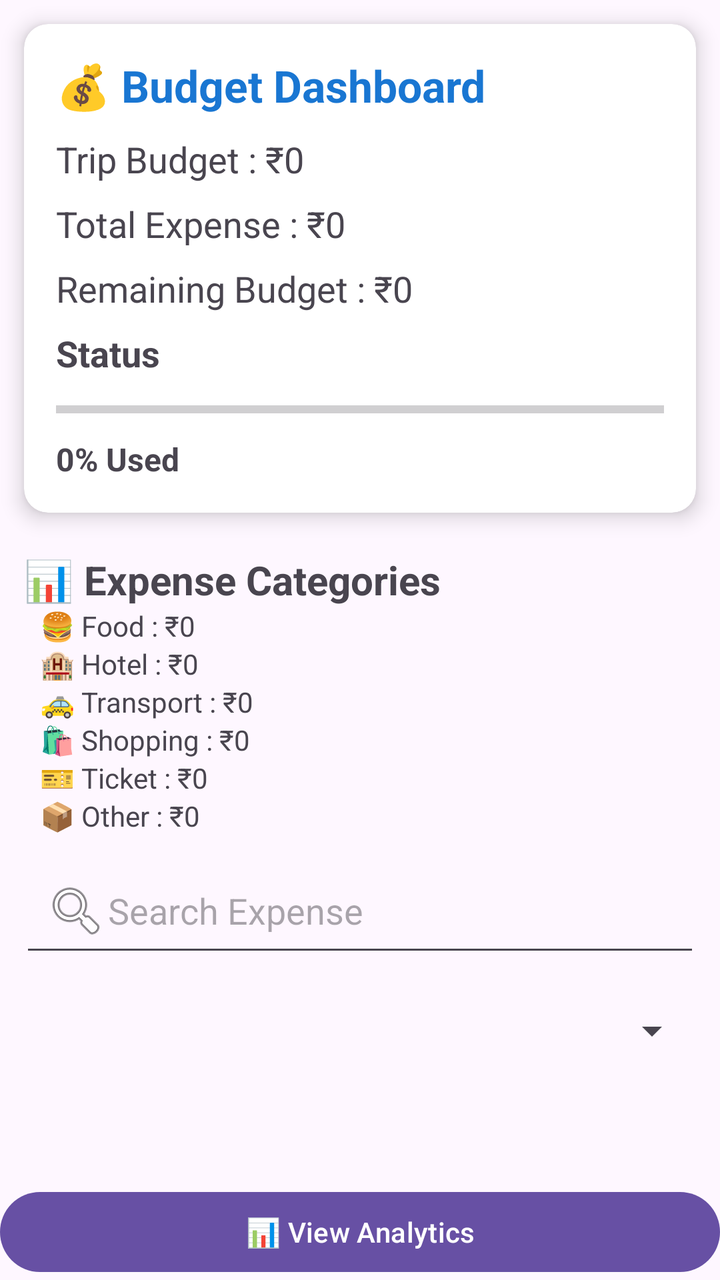
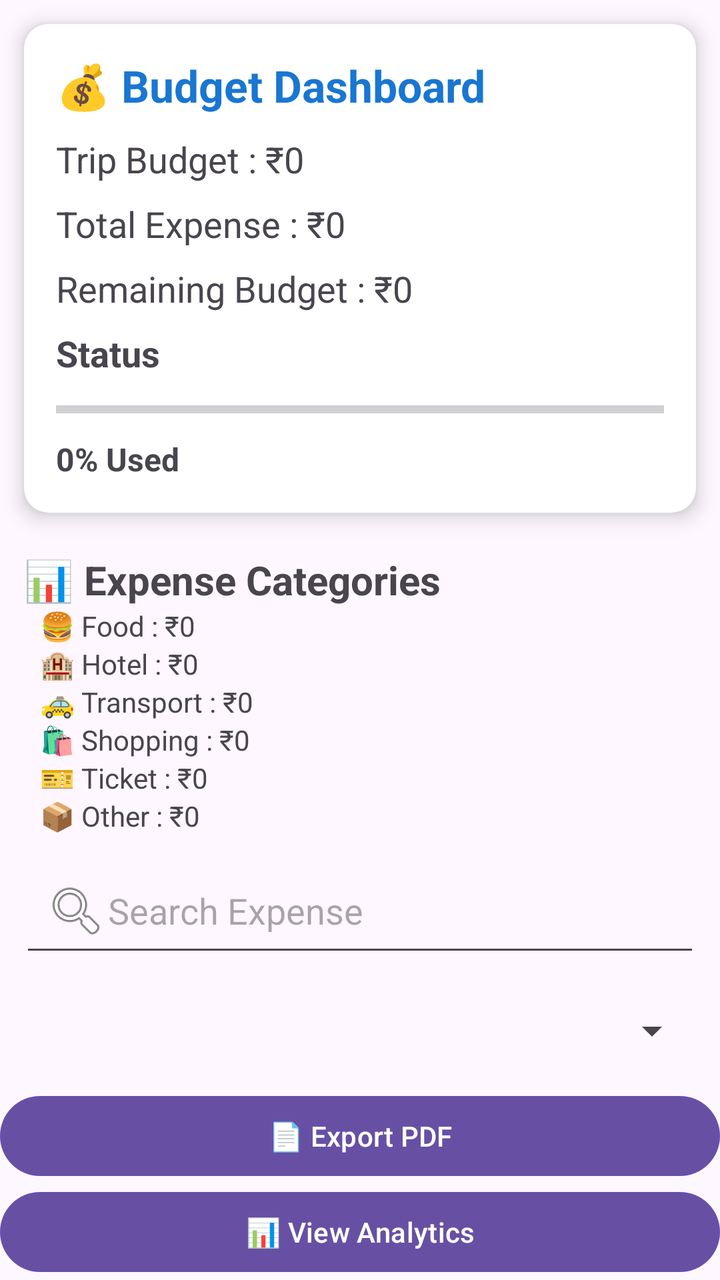

An Android layout rendered at two revisions. The XML below is the earlier revision; the diff shows what the commit changed to produce the second picture.
<!-- AndroidManifest.xml: application theme Theme.AITravelPlanner -->
<!-- res/layout/activity_expense_history.xml -->
<?xml version="1.0" encoding="utf-8"?>
<LinearLayout
    xmlns:android="http://schemas.android.com/apk/res/android"
    xmlns:app="http://schemas.android.com/apk/res-auto"
    android:layout_width="match_parent"
    android:layout_height="match_parent"
    android:orientation="vertical">

    <androidx.cardview.widget.CardView
        android:layout_width="match_parent"
        android:layout_height="wrap_content"
        android:layout_margin="12dp"
        app:cardCornerRadius="12dp"
        app:cardElevation="6dp">

        <LinearLayout
            android:layout_width="match_parent"
            android:layout_height="wrap_content"
            android:orientation="vertical"
            android:padding="16dp">

            <TextView
                android:layout_width="wrap_content"
                android:layout_height="wrap_content"
                android:text="💰 Budget Dashboard"
                android:textStyle="bold"
                android:textSize="22sp"
                android:textColor="#1976D2"/>

            <TextView
                android:id="@+id/tvBudget"
                android:layout_width="wrap_content"
                android:layout_height="wrap_content"
                android:text="Trip Budget : ₹0"
                android:textSize="18sp"
                android:layout_marginTop="10dp"/>

            <TextView
                android:id="@+id/tvTotalExpense"
                android:layout_width="wrap_content"
                android:layout_height="wrap_content"
                android:text="Total Expense : ₹0"
                android:textSize="18sp"
                android:layout_marginTop="8dp"/>

            <TextView
                android:id="@+id/tvRemainingBudget"
                android:layout_width="wrap_content"
                android:layout_height="wrap_content"
                android:text="Remaining Budget : ₹0"
                android:textSize="18sp"
                android:layout_marginTop="8dp"/>

            <TextView
                android:id="@+id/tvBudgetStatus"
                android:layout_width="wrap_content"
                android:layout_height="wrap_content"
                android:text="Status"
                android:textStyle="bold"
                android:textSize="18sp"
                android:layout_marginTop="8dp"/>

            <ProgressBar
                android:id="@+id/progressBudget"
                style="?android:attr/progressBarStyleHorizontal"
                android:layout_width="match_parent"
                android:layout_height="12dp"
                android:max="100"
                android:layout_marginTop="10dp"/>

            <TextView
                android:id="@+id/tvProgress"
                android:layout_width="wrap_content"
                android:layout_height="wrap_content"
                android:text="0% Used"
                android:textStyle="bold"
                android:textSize="16sp"
                android:layout_marginTop="8dp"/>

        </LinearLayout>

    </androidx.cardview.widget.CardView>
    <TextView
        android:layout_width="wrap_content"
        android:layout_height="wrap_content"
        android:text="📊 Expense Categories"
        android:textStyle="bold"
        android:textSize="20sp"
        android:layout_marginStart="12dp"
        android:layout_marginTop="8dp"/>

    <TextView
        android:id="@+id/tvFood"
        android:layout_width="wrap_content"
        android:layout_height="wrap_content"
        android:text="🍔 Food : ₹0"
        android:layout_marginStart="20dp"/>

    <TextView
        android:id="@+id/tvHotel"
        android:layout_width="wrap_content"
        android:layout_height="wrap_content"
        android:text="🏨 Hotel : ₹0"
        android:layout_marginStart="20dp"/>

    <TextView
        android:id="@+id/tvTransport"
        android:layout_width="wrap_content"
        android:layout_height="wrap_content"
        android:text="🚕 Transport : ₹0"
        android:layout_marginStart="20dp"/>

    <TextView
        android:id="@+id/tvShopping"
        android:layout_width="wrap_content"
        android:layout_height="wrap_content"
        android:text="🛍 Shopping : ₹0"
        android:layout_marginStart="20dp"/>

    <TextView
        android:id="@+id/tvTicket"
        android:layout_width="wrap_content"
        android:layout_height="wrap_content"
        android:text="🎫 Ticket : ₹0"
        android:layout_marginStart="20dp"/>

    <TextView
        android:id="@+id/tvOther"
        android:layout_width="wrap_content"
        android:layout_height="wrap_content"
        android:text="📦 Other : ₹0"
        android:layout_marginStart="20dp"/>



    <EditText
        android:id="@+id/etSearchExpense"
        android:layout_width="match_parent"
        android:layout_height="wrap_content"
        android:layout_margin="10dp"
        android:hint="Search Expense"
        android:drawableStart="@android:drawable/ic_menu_search"
        android:padding="12dp"/>
    <Spinner
        android:id="@+id/spFilterCategory"
        android:layout_width="match_parent"
        android:layout_height="wrap_content"
        android:layout_margin="10dp"/>

    <androidx.recyclerview.widget.RecyclerView
        android:id="@+id/recyclerExpense"
        android:layout_width="match_parent"
        android:layout_height="0dp"
        android:layout_weight="1"
        android:padding="8dp"/>

    <Button
        android:id="@+id/btnAnalytics"
        android:layout_width="match_parent"
        android:layout_height="wrap_content"
        android:text="📊 View Analytics"/>

</LinearLayout>
<!-- resources referenced by this layout -->
<resources>
  <style name="Theme.AITravelPlanner" parent="Base.Theme.AITravelPlanner" />
  <style name="Base.Theme.AITravelPlanner" parent="Theme.Material3.DayNight.NoActionBar">
          
          
      </style>
</resources>

<!-- the commit's change to res/layout/activity_expense_history.xml (unified diff, before → after) -->
@@ -155,6 +155,12 @@
         android:padding="8dp"/>
 
     <Button
+        android:id="@+id/btnExportPdf"
+        android:layout_width="match_parent"
+        android:layout_height="wrap_content"
+        android:text="📄 Export PDF"/>
+
+    <Button
         android:id="@+id/btnAnalytics"
         android:layout_width="match_parent"
         android:layout_height="wrap_content"
